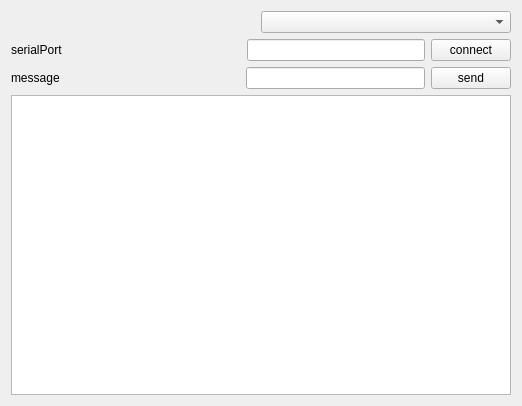
Qt form src/serialconsole.ui (marvin5300/general-purpose-control) before a commit.
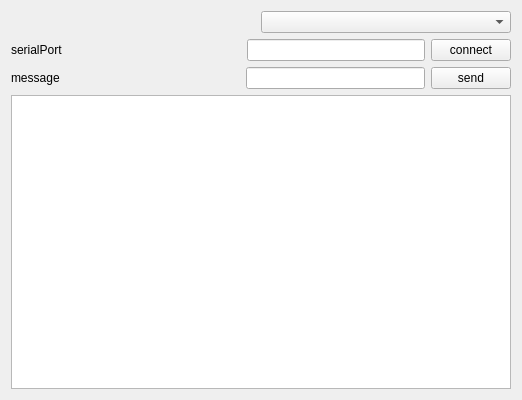
The same form after that commit.

The edit to the form file:
```diff
--- a/src/serialconsole.ui
+++ b/src/serialconsole.ui
@@ -7,7 +7,7 @@
     <x>0</x>
     <y>0</y>
     <width>522</width>
-    <height>406</height>
+    <height>400</height>
    </rect>
   </property>
   <property name="windowTitle">
```
Left out of the diff: 6 changed lines with no effect on the pictures.
